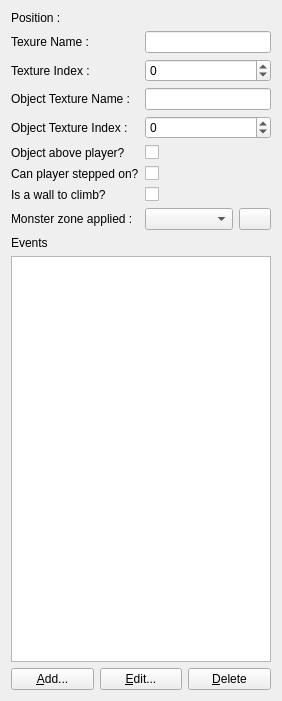
First picture: the form in mapEditor/src/components/tilePropsComponent.ui, repository jeremydumais/TheWarrior, before the edit.
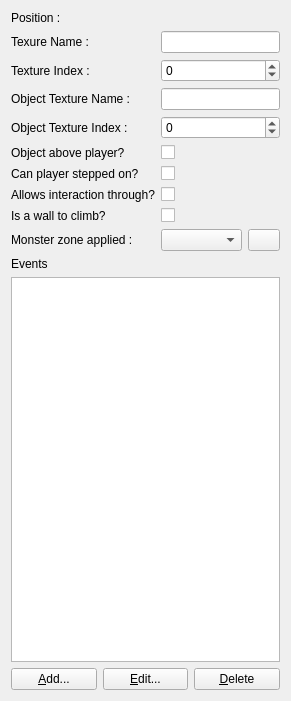
Second picture: the form after the edit. Icons and pictures are not drawn.

Commit message: feat: Add the allowsInteractionThrough field on MapTile

```diff
--- a/mapEditor/src/components/tilePropsComponent.ui
+++ b/mapEditor/src/components/tilePropsComponent.ui
@@ -6,7 +6,7 @@
    <rect>
     <x>0</x>
     <y>0</y>
-    <width>282</width>
+    <width>291</width>
     <height>701</height>
    </rect>
   </property>
@@ -134,28 +134,28 @@
          </property>
         </widget>
        </item>
-       <item row="7" column="0">
+       <item row="8" column="0">
         <widget class="QLabel" name="label_13">
          <property name="text">
           <string>Is a wall to climb?</string>
          </property>
         </widget>
        </item>
-       <item row="7" column="1">
+       <item row="8" column="1">
         <widget class="QCheckBox" name="checkBoxIsWallToClimb">
          <property name="text">
           <string/>
          </property>
         </widget>
        </item>
-       <item row="8" column="0">
+       <item row="9" column="0">
         <widget class="QLabel" name="labelMonsterZone">
          <property name="text">
           <string>Monster zone applied :</string>
          </property>
         </widget>
        </item>
-       <item row="8" column="1">
+       <item row="9" column="1">
         <layout class="QHBoxLayout" name="horizontalLayout">
          <item>
           <widget class="QComboBox" name="comboBoxMonsterZoneApplied"/>
@@ -182,6 +182,20 @@
          </item>
         </layout>
        </item>
+       <item row="7" column="0">
+        <widget class="QLabel" name="labelAllowsInteractionThrough">
+         <property name="text">
+          <string>Allows interaction through?</string>
+         </property>
+        </widget>
+       </item>
+       <item row="7" column="1">
+        <widget class="QCheckBox" name="checkBoxAllowsInteractionThrough">
+         <property name="text">
+          <string/>
+         </property>
+        </widget>
+       </item>
       </layout>
      </item>
      <item>
```
Left out of the diff: 1 changed line with no effect on the pictures. The commit also changes 14 other files.
